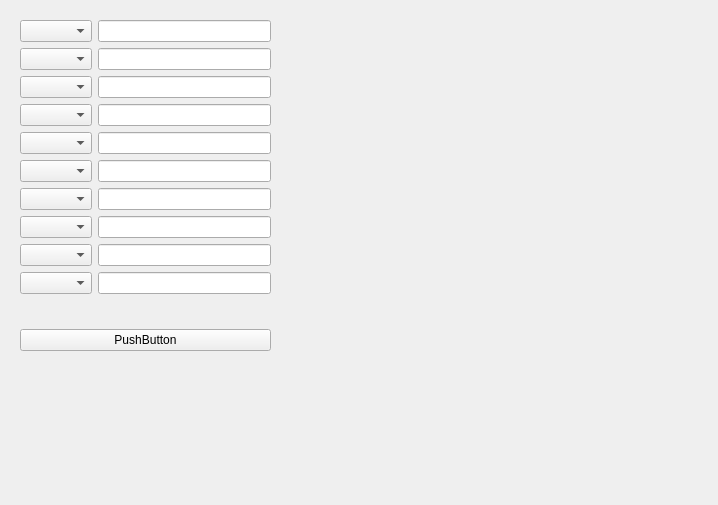
Above: GUI/Main_window.ui from AlexandrYalovoy/GasProperties before the change. Below: the same form after it.
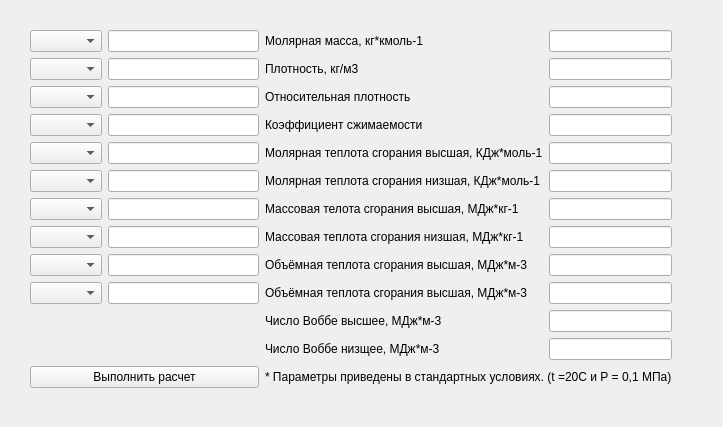
That is the form after the change.

Commit message: Интерфейсный гавнокод на скорую руку

```diff
--- a/GUI/Main_window.ui
+++ b/GUI/Main_window.ui
@@ -6,22 +6,24 @@
    <rect>
     <x>0</x>
     <y>0</y>
-    <width>718</width>
-    <height>505</height>
+    <width>723</width>
+    <height>427</height>
    </rect>
   </property>
   <property name="windowTitle">
    <string>Main_window</string>
   </property>
-  <widget class="QWidget" name="verticalLayoutWidget">
+  <widget class="QWidget" name="">
    <property name="geometry">
     <rect>
-     <x>20</x>
-     <y>20</y>
-     <width>251</width>
-     <height>331</height>
+     <x>30</x>
+     <y>30</y>
+     <width>642</width>
+     <height>358</height>
     </rect>
    </property>
+   <layout class="QHBoxLayout" name="horizontalLayout">
+    <item>
    <layout class="QVBoxLayout" name="verticalLayout">
     <item>
      <layout class="QFormLayout" name="companent_list">
@@ -103,9 +105,146 @@
     <item>
      <widget class="QPushButton" name="pushButton">
       <property name="text">
-       <string>PushButton</string>
-      </property>
-     </widget>
+         <string>Выполнить расчет</string>
+        </property>
+       </widget>
+      </item>
+     </layout>
+    </item>
+    <item>
+     <layout class="QVBoxLayout" name="verticalLayout_2">
+      <item>
+       <layout class="QFormLayout" name="formLayout">
+        <item row="0" column="1">
+         <widget class="QLineEdit" name="molar_mass"/>
+        </item>
+        <item row="1" column="0">
+         <widget class="QLabel" name="label_3">
+          <property name="text">
+           <string>Плотность, кг/м3</string>
+          </property>
+         </widget>
+        </item>
+        <item row="1" column="1">
+         <widget class="QLineEdit" name="flow_density_20"/>
+        </item>
+        <item row="2" column="0">
+         <widget class="QLabel" name="label_4">
+          <property name="text">
+           <string>Относительная плотность</string>
+          </property>
+         </widget>
+        </item>
+        <item row="2" column="1">
+         <widget class="QLineEdit" name="flow_del_air_20"/>
+        </item>
+        <item row="3" column="0">
+         <widget class="QLabel" name="label_2">
+          <property name="text">
+           <string>Коэффициент сжимаемости</string>
+          </property>
+         </widget>
+        </item>
+        <item row="3" column="1">
+         <widget class="QLineEdit" name="flow_z_factor"/>
+        </item>
+        <item row="4" column="0">
+         <widget class="QLabel" name="label_5">
+          <property name="text">
+           <string>Молярная теплота сгорания высшая, КДж*моль-1</string>
+          </property>
+         </widget>
+        </item>
+        <item row="4" column="1">
+         <widget class="QLineEdit" name="molar_heat_burning_20_higher"/>
+        </item>
+        <item row="5" column="0">
+         <widget class="QLabel" name="label_6">
+          <property name="text">
+           <string>Молярная теплота сгорания низшая, КДж*моль-1</string>
+          </property>
+         </widget>
+        </item>
+        <item row="5" column="1">
+         <widget class="QLineEdit" name="molar_heat_burning_20_lower"/>
+        </item>
+        <item row="6" column="0">
+         <widget class="QLabel" name="label_7">
+          <property name="text">
+           <string>Массовая телота сгорания высшая, МДж*кг-1</string>
+          </property>
+         </widget>
+        </item>
+        <item row="6" column="1">
+         <widget class="QLineEdit" name="mass_heat_burning_20_higher"/>
+        </item>
+        <item row="7" column="0">
+         <widget class="QLabel" name="label_8">
+          <property name="text">
+           <string>Массовая теплота сгорания низшая, МДж*кг-1</string>
+          </property>
+         </widget>
+        </item>
+        <item row="7" column="1">
+         <widget class="QLineEdit" name="mass_heat_burning_20_lower"/>
+        </item>
+        <item row="8" column="0">
+         <widget class="QLabel" name="label_9">
+          <property name="text">
+           <string>Объёмная теплота сгорания высшая, МДж*м-3</string>
+          </property>
+         </widget>
+        </item>
+        <item row="8" column="1">
+         <widget class="QLineEdit" name="volume_heat_burning_20_higher"/>
+        </item>
+        <item row="9" column="0">
+         <widget class="QLabel" name="label_10">
+          <property name="text">
+           <string>Объёмная теплота сгорания высшая, МДж*м-3</string>
+          </property>
+         </widget>
+        </item>
+        <item row="9" column="1">
+         <widget class="QLineEdit" name="volume_heat_burning_20_lower"/>
+        </item>
+        <item row="10" column="0">
+         <widget class="QLabel" name="label_11">
+          <property name="text">
+           <string>Число Воббе высшее, МДж*м-3</string>
+          </property>
+         </widget>
+        </item>
+        <item row="10" column="1">
+         <widget class="QLineEdit" name="wobbe_number_higher"/>
+        </item>
+        <item row="11" column="0">
+         <widget class="QLabel" name="label_12">
+          <property name="text">
+           <string>Число Воббе низщее, МДж*м-3</string>
+          </property>
+         </widget>
+        </item>
+        <item row="11" column="1">
+         <widget class="QLineEdit" name="wobbe_number_lower"/>
+        </item>
+        <item row="0" column="0">
+         <widget class="QLabel" name="label">
+          <property name="text">
+           <string>Молярная масса, кг*кмоль-1</string>
+          </property>
+         </widget>
+        </item>
+       </layout>
+      </item>
+      <item>
+       <widget class="QLabel" name="label_13">
+        <property name="text">
+         <string>* Параметры приведены в стандартных условиях. (t =20С и Р = 0,1 МПа)</string>
+        </property>
+       </widget>
+      </item>
+     </layout>
     </item>
    </layout>
   </widget>
```
Left out of the diff: 50 changed lines with no effect on the pictures. Lines whose indentation alone changed are shown as unchanged. The commit also changes 3 other files.
